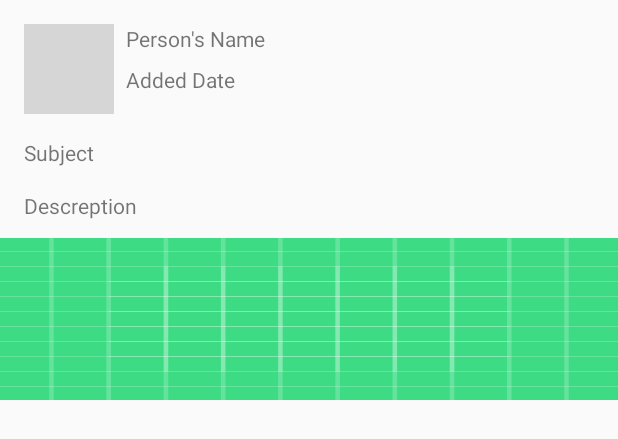
After one commit to YanissGnz/EsiProject, an Android app: the layout post_layout.xml on its own in the app's theme, with its tools: preview values and no code run, on a phone screen of 412 x 824 dp. The commit adds this screen. Shown: the top 439 px of the screen. Run offline under Robolectric (Android 15) with nearby library versions, the phone set to English and light mode, and no system bars; grey boxes are pictures that could not be loaded.

Commit message:
Added post layout

```diff
--- a/app/src/main/res/layout/activity_add_post.xml
+++ b/app/src/main/res/layout/activity_add_post.xml
@@ -75,6 +75,7 @@
         android:layout_marginLeft="16dp"
         android:layout_marginTop="16dp"
         android:src="@drawable/close"
+        android:padding="2dp"
         app:layout_constraintStart_toStartOf="parent"
         app:layout_constraintTop_toTopOf="parent" />
 
--- /dev/null
+++ b/app/src/main/res/layout/post_layout.xml
@@ -0,0 +1,75 @@
+<?xml version="1.0" encoding="utf-8"?>
+<androidx.constraintlayout.widget.ConstraintLayout
+    xmlns:android="http://schemas.android.com/apk/res/android"
+    xmlns:app="http://schemas.android.com/apk/res-auto"
+    xmlns:tools="http://schemas.android.com/tools"
+    android:layout_width="match_parent"
+    android:layout_height="wrap_content">
+
+    <ImageView
+        android:id="@+id/peson_photo"
+        android:layout_width="60dp"
+        android:layout_height="60dp"
+        android:layout_marginStart="16dp"
+        android:layout_marginLeft="16dp"
+        android:layout_marginTop="16dp"
+        app:layout_constraintStart_toStartOf="parent"
+        app:layout_constraintTop_toTopOf="parent"
+        tools:srcCompat="@tools:sample/avatars" />
+
+    <TextView
+        android:id="@+id/person_name"
+        android:layout_width="wrap_content"
+        android:layout_height="wrap_content"
+        android:layout_marginStart="8dp"
+        android:layout_marginLeft="8dp"
+        android:layout_marginTop="16dp"
+        android:text="Person's Name"
+        app:layout_constraintStart_toEndOf="@+id/peson_photo"
+        app:layout_constraintTop_toTopOf="parent" />
+
+    <TextView
+        android:id="@+id/post_date"
+        android:layout_width="wrap_content"
+        android:layout_height="wrap_content"
+        android:layout_marginStart="8dp"
+        android:layout_marginLeft="8dp"
+        android:layout_marginTop="8dp"
+        android:text="Added Date"
+        app:layout_constraintStart_toEndOf="@+id/peson_photo"
+        app:layout_constraintTop_toBottomOf="@+id/person_name" />
+
+    <TextView
+        android:id="@+id/post_subject"
+        android:layout_width="wrap_content"
+        android:layout_height="wrap_content"
+        android:layout_marginStart="16dp"
+        android:layout_marginLeft="16dp"
+        android:layout_marginTop="16dp"
+        android:text="@string/subject"
+        app:layout_constraintStart_toStartOf="parent"
+        app:layout_constraintTop_toBottomOf="@+id/peson_photo" />
+
+    <TextView
+        android:id="@+id/textView10"
+        android:layout_width="wrap_content"
+        android:layout_height="wrap_content"
+        android:layout_marginStart="16dp"
+        android:layout_marginLeft="16dp"
+        android:layout_marginTop="16dp"
+        android:text="@string/descreption"
+        app:layout_constraintStart_toStartOf="parent"
+        app:layout_constraintTop_toBottomOf="@+id/post_subject" />
+
+    <ImageView
+        android:id="@+id/imageView4"
+        android:layout_width="0dp"
+        android:layout_height="wrap_content"
+        android:layout_marginTop="12dp"
+        android:scaleType="fitXY"
+        app:layout_constraintEnd_toEndOf="parent"
+        app:layout_constraintStart_toStartOf="parent"
+        app:layout_constraintTop_toBottomOf="@+id/textView10"
+        app:srcCompat="@drawable/ic_launcher_background" />
+
+</androidx.constraintlayout.widget.ConstraintLayout>
```
